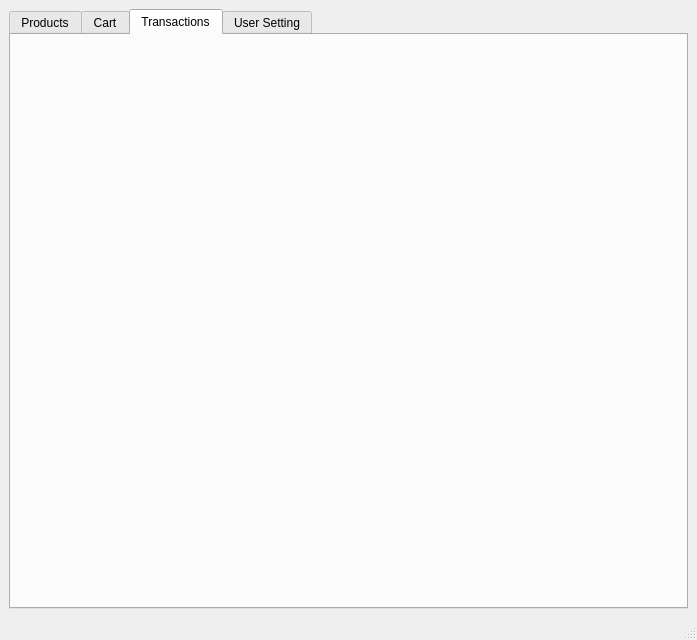
Before: the Qt Designer form AP/client_ui.ui in AP-projects-4001/Guys, drawn with Qt 5.
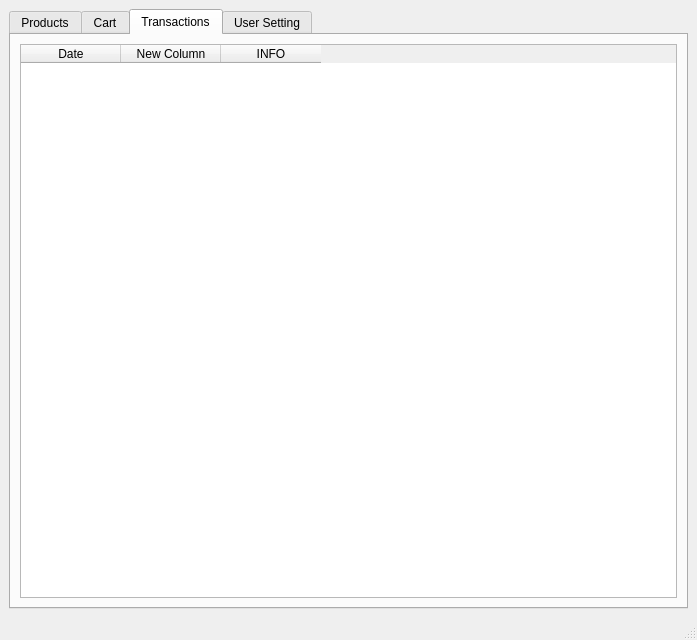
After: the same form once the commit is applied. The open tabs and pages were chosen to show the change.

Commit message: Add Transaction Tab and fix bugs

```diff
--- a/AP/client_ui.ui
+++ b/AP/client_ui.ui
@@ -319,6 +319,27 @@
        <attribute name="title">
         <string>Transactions</string>
        </attribute>
+       <layout class="QGridLayout" name="gridLayout_4">
+        <item row="0" column="0">
+         <widget class="QTableWidget" name="tableWidget">
+          <column>
+           <property name="text">
+            <string>Date</string>
+           </property>
+          </column>
+          <column>
+           <property name="text">
+            <string>New Column</string>
+           </property>
+          </column>
+          <column>
+           <property name="text">
+            <string>INFO</string>
+           </property>
+          </column>
+         </widget>
+        </item>
+       </layout>
       </widget>
       <widget class="QWidget" name="user_setting_tab">
        <attribute name="title">
```
Left out of the diff: 2 changed lines with no effect on the pictures. The commit also changes 4 other files.
